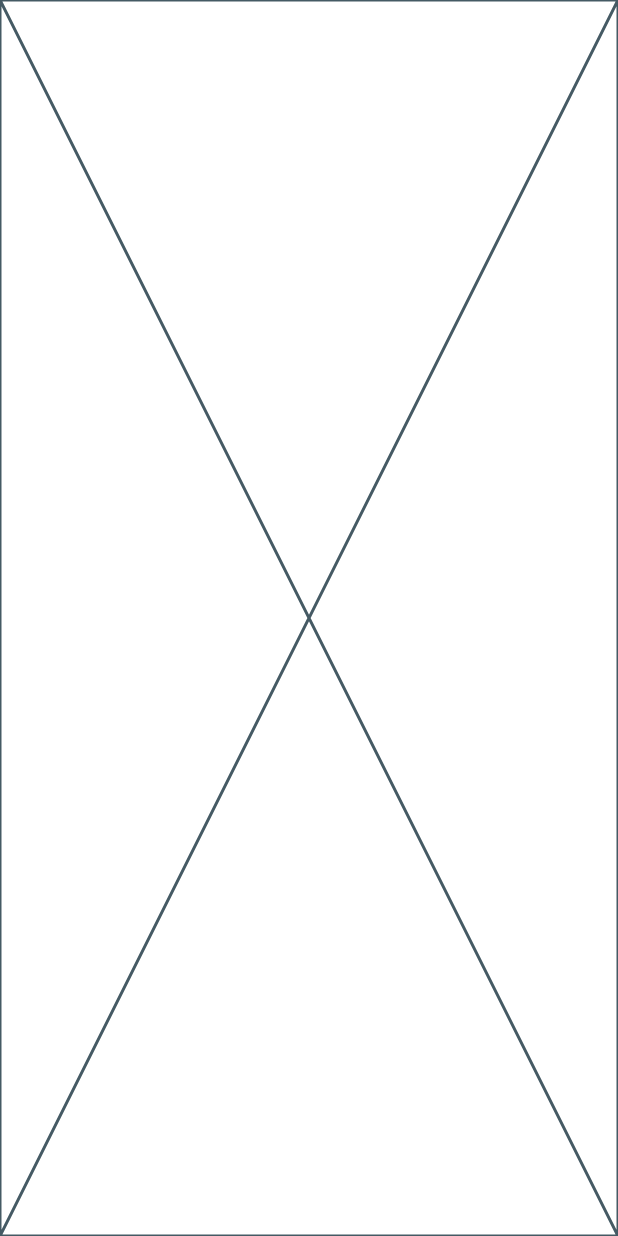
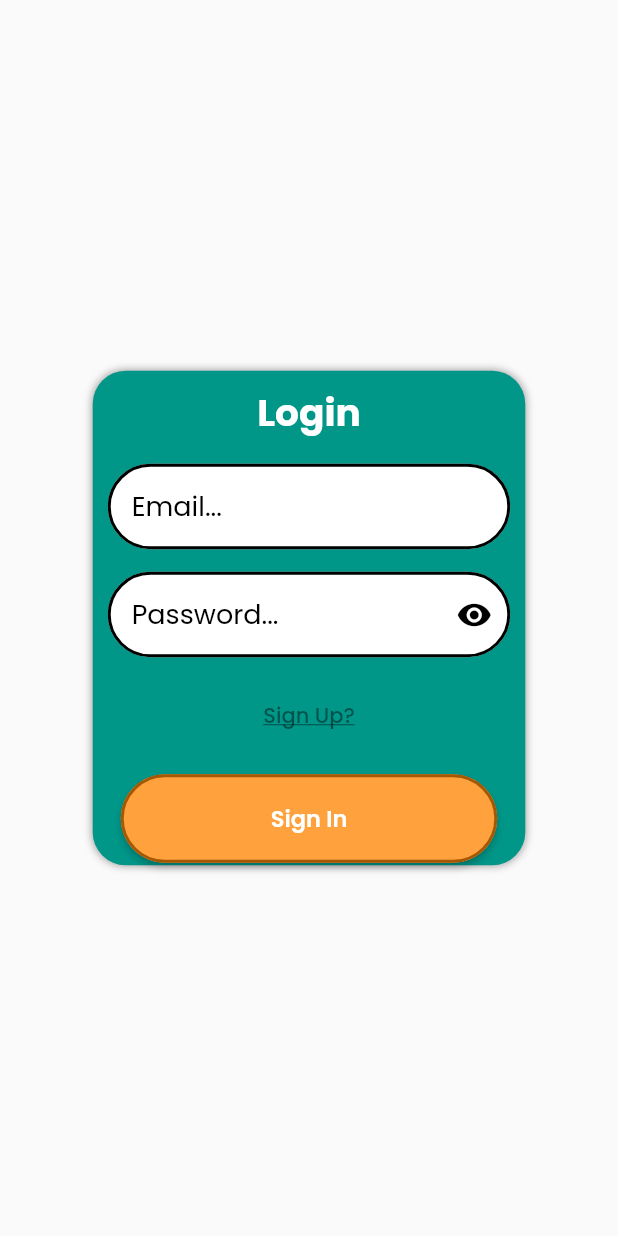
Before and after one commit to wilmarcapit/edtech-app, a Flutter app: the screen it shows after launch, on a phone screen of 412 x 824 dp. Run offline on Flutter 3.47's test engine with Material 2 defaults, Android fonts, the phone set to English and light mode, and no system bars; our stand-ins replace firebase_auth, firebase_core, google_fonts; accounts and stored records are empty.

Commit message:
Login Screen UI

```diff
--- a/lib/App/Screen/Login_Screen.dart
+++ b/lib/App/Screen/Login_Screen.dart
@@ -1,4 +1,7 @@
+import 'package:edtech_app/App/Widgets/customText_Field.dart';
+import 'package:edtech_app/App/Widgets/hex_color.dart';
 import 'package:flutter/material.dart';
+import 'package:google_fonts/google_fonts.dart';
 
 class LoginScreen extends StatefulWidget {
   const LoginScreen({super.key});
@@ -7,9 +10,113 @@ class LoginScreen extends StatefulWidget {
   State<LoginScreen> createState() => _LoginScreenState();
 }
 
+TextEditingController emailController = TextEditingController();
+TextEditingController passwordController = TextEditingController();
+
 class _LoginScreenState extends State<LoginScreen> {
   @override
   Widget build(BuildContext context) {
-    return const Placeholder();
+    return LayoutBuilder(
+        builder: (BuildContext context, BoxConstraints constraints) {
+      final double screenWidth = constraints.maxWidth;
+      final double screenHeight = constraints.maxHeight;
+      return Scaffold(
+        body: Stack(children: [
+          Align(
+            alignment: Alignment.center,
+            child: Container(
+              height: screenHeight * .4,
+              width: screenWidth * .7,
+              decoration: BoxDecoration(
+                color: Colors.teal,
+                borderRadius: BorderRadius.circular(22),
+                boxShadow: [
+                  BoxShadow(
+                    color: Colors.grey,
+                    blurRadius: 4,
+                  ),
+                ],
+              ),
+              child: Padding(
+                padding: const EdgeInsets.all(10.0),
+                child: Column(
+                  children: [
+                    Text(
+                      'Login',
+                      style: GoogleFonts.poppins(
+                        color: Colors.white,
+                        fontWeight: FontWeight.bold,
+                        fontSize: 25,
+                      ),
+                    ),
+                    SizedBox(
+                      height: 15,
+                    ),
+                    CustomTextField(
+                      controller: emailController,
+                      hintText: 'Email...',
+                    ),
+                    SizedBox(
+                      height: 15,
+                    ),
+                    PasswordTextField(
+                      controller: passwordController,
+                      hintText: 'Password...',
+                      isObscurable: true,
+                    ),
+                    SizedBox(
+                      height: 15,
+                    ),
+                    TextButton(
+                      onPressed: () {},
+                      child: Text(
+                        'Sign Up?',
+                        style: GoogleFonts.poppins(
+                          color: Colors.black45,
+                          decoration: TextDecoration.underline,
+                        ),
+                      ),
+                    ),
+                    SizedBox(
+                      height: 15,
+                    ),
+                    ElevatedButton(
+                      style: ButtonStyle(
+                        backgroundColor: MaterialStateProperty.all<Color>(
+                          HexColor('FFA23D'),
+                        ),
+                        shape:
+                            MaterialStateProperty.all<RoundedRectangleBorder>(
+                          RoundedRectangleBorder(
+                            borderRadius: BorderRadius.circular(30),
+                            side: BorderSide(
+                                color: HexColor('A55804'), width: 2.0),
+                          ),
+                        ),
+                        padding: MaterialStateProperty.all<EdgeInsets>(
+                          EdgeInsets.symmetric(vertical: 18, horizontal: 100),
+                        ),
+                      ),
+                      onPressed: () {
+                        // Navigator.of(context).pushNamed(NavScreen.routeName);
+                      },
+                      //_showOtpDialog(emailController.text);
+
+                      child: Text(
+                        'Sign In',
+                        style: GoogleFonts.poppins(
+                            fontSize: 15,
+                            fontWeight: FontWeight.w600,
+                            color: Colors.white),
+                      ),
+                    ),
+                  ],
+                ),
+              ),
+            ),
+          )
+        ]),
+      );
+    });
   }
 }
--- /dev/null
+++ b/lib/App/Widgets/customText_Field.dart
@@ -0,0 +1,121 @@
+import 'package:flutter/material.dart';
+import 'package:flutter/services.dart';
+import 'package:google_fonts/google_fonts.dart';
+
+class CustomTextField extends StatelessWidget {
+  final String hintText;
+  final TextEditingController controller;
+  final IconData? prefixIcon;
+  final Color iconColor;
+
+  const CustomTextField({
+    Key? key,
+    required this.controller,
+    required this.hintText,
+    this.prefixIcon,
+    this.iconColor = Colors.black,
+  }) : super(key: key);
+
+  @override
+  Widget build(BuildContext context) {
+    return TextField(
+      controller: controller,
+      decoration: InputDecoration(
+        border: OutlineInputBorder(
+          borderRadius: BorderRadius.circular(30),
+          borderSide: const BorderSide(color: Colors.black, width: 2.0),
+        ),
+        enabledBorder: OutlineInputBorder(
+          borderRadius: BorderRadius.circular(30),
+          borderSide: const BorderSide(color: Colors.black, width: 2.0),
+        ),
+        contentPadding:
+            const EdgeInsets.symmetric(horizontal: 16, vertical: 15),
+        filled: true,
+        fillColor: Colors.white,
+        hintText: hintText,
+        hintStyle: GoogleFonts.poppins(
+          fontSize: 18,
+          fontWeight: FontWeight.w400,
+          color: Colors.black,
+        ),
+        prefixIcon: prefixIcon != null
+            ? Icon(
+                prefixIcon,
+                color: iconColor, // Set the icon color
+              )
+            : null,
+      ),
+    );
+  }
+}
+
+class PasswordTextField extends StatefulWidget {
+  final String hintText;
+  final TextEditingController controller;
+  final bool isObscurable;
+  final IconData? prefixIcon;
+  final Color iconColor;
+
+  const PasswordTextField({
+    Key? key,
+    required this.controller,
+    required this.hintText,
+    this.isObscurable = false,
+    this.prefixIcon,
+    this.iconColor = Colors.black,
+  }) : super(key: key);
+
+  @override
+  State<PasswordTextField> createState() => _PasswordTextFieldState();
+}
+
+class _PasswordTextFieldState extends State<PasswordTextField> {
+  bool isObscure = true;
+  @override
+  Widget build(BuildContext context) {
+    return TextField(
+      obscureText: widget.isObscurable ? isObscure : false,
+      controller: widget.controller,
+      decoration: InputDecoration(
+        suffixIcon: widget.isObscurable
+            ? IconButton(
+                icon: Icon(
+                  isObscure ? Icons.visibility : Icons.visibility_off,
+                  color: Colors.black,
+                ),
+                onPressed: () {
+                  setState(() {
+                    isObscure = !isObscure;
+                  });
+                },
+              )
+            : null,
+        border: OutlineInputBorder(
+          borderRadius: BorderRadius.circular(30),
+          borderSide: const BorderSide(color: Colors.black, width: 2.0),
+        ),
+        enabledBorder: OutlineInputBorder(
+          borderRadius: BorderRadius.circular(30),
+          borderSide: const BorderSide(color: Colors.black, width: 2.0),
+        ),
+        contentPadding:
+            const EdgeInsets.symmetric(horizontal: 16, vertical: 15),
+        filled: true,
+        fillColor: Colors.white,
+        hintText: widget.hintText,
+        hintStyle: GoogleFonts.poppins(
+          fontSize: 18,
+          fontWeight: FontWeight.w400,
+          color: Colors.black,
+        ),
+        prefixIcon: widget.prefixIcon != null
+            ? Icon(
+                widget.prefixIcon,
+                color: widget.iconColor, // Set the icon color
+              )
+            : null,
+      ),
+    );
+  }
+}
--- /dev/null
+++ b/lib/App/Widgets/hex_color.dart
@@ -0,0 +1,13 @@
+import 'package:flutter/material.dart';
+
+class HexColor extends Color {
+  static int _getColorFromHex(String hexColor) {
+    hexColor = hexColor.toUpperCase().replaceAll("#", "");
+    if (hexColor.length == 6) {
+      hexColor = "FF$hexColor";
+    }
+    return int.parse(hexColor, radix: 16);
+  }
+
+  HexColor(final String hexColor) : super(_getColorFromHex(hexColor));
+}
--- a/lib/main.dart
+++ b/lib/main.dart
@@ -1,25 +1,23 @@
-import 'package:edtech_app/App/Screen/Login_Screen.dart';
+import 'package:firebase_auth/firebase_auth.dart';
 import 'package:flutter/material.dart';
 import 'package:firebase_core/firebase_core.dart';
+import 'package:edtech_app/App/Screen/Login_Screen.dart';
 
-Future<void> main() async {
-  WidgetsFlutterBinding.ensureInitialized();
-  await Firebase.initializeApp();
-  runApp(const MyApp());
+import 'package:provider/provider.dart';
+
+void main() {
+  runApp(MyApp());
 }
 
 class MyApp extends StatelessWidget {
-  const MyApp({super.key});
-
-  // This widget is the root of your application.
   @override
   Widget build(BuildContext context) {
     return MaterialApp(
-      title: 'Flutter Demo',
+      title: 'Flutter Firebase Auth',
       theme: ThemeData(
-        colorScheme: ColorScheme.fromSeed(seedColor: Colors.deepPurple),
-        useMaterial3: true,
+        primarySwatch: Colors.blue,
       ),
+      debugShowCheckedModeBanner: false,
       home: LoginScreen(),
     );
   }
```
Also changed, not shown: pubspec.yaml (+10 -4 lines), pubspec.lock, 5 other files.
